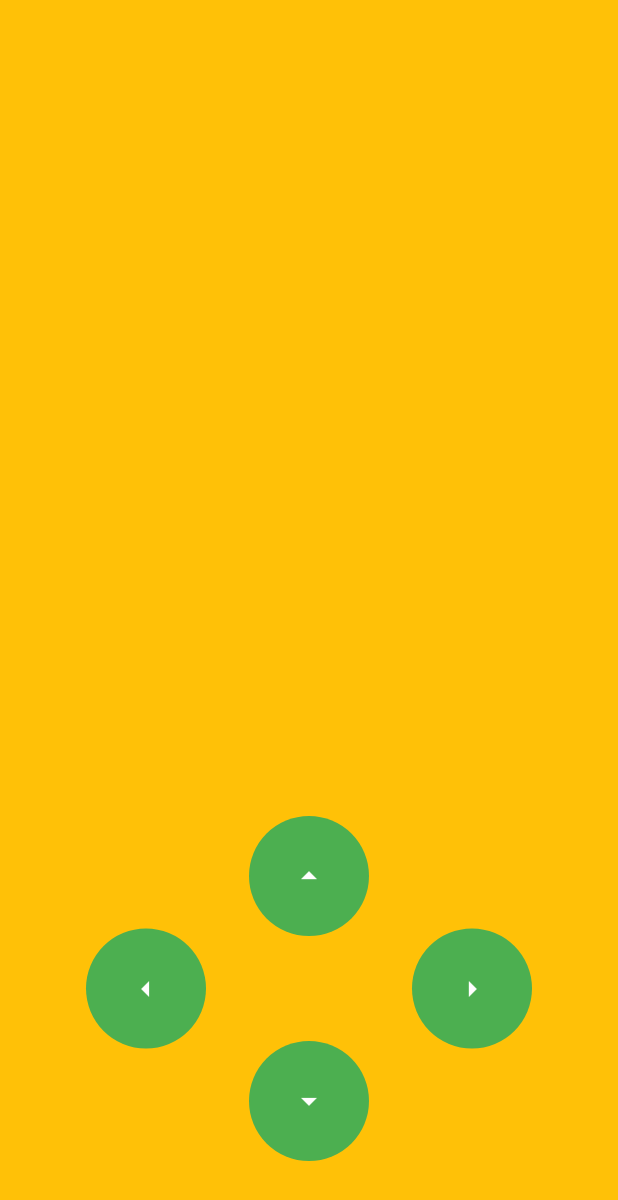
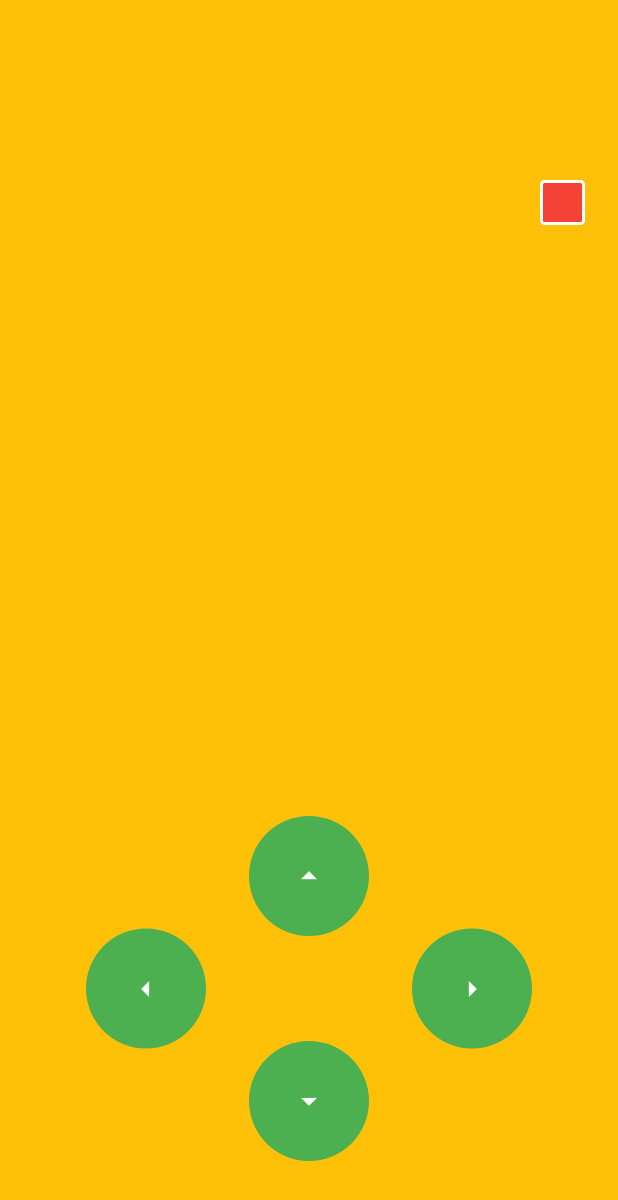
Before and after one commit to kalvinz61/flutter_snake, a Flutter app: the screen it shows after launch, on a phone screen of 412 x 824 dp. Shown: the top 1200 px of the screen. Run offline on Flutter 3.47's test engine with Material 2 defaults, Android fonts, the phone set to English and light mode, and no system bars.

Commit message:
Added food spawning Eating food adds to snake length

```diff
--- a/lib/control_button.dart
+++ b/lib/control_button.dart
@@ -15,7 +15,7 @@ class ControlButton extends StatelessWidget {
             child: FloatingActionButton(
                 backgroundColor: Colors.green,
                 elevation: 0,
-                onPressed: this.onPressed,
-                child: this.icon)));
+                onPressed: onPressed,
+                child: icon)));
   }
 }
--- a/lib/game.dart
+++ b/lib/game.dart
@@ -18,11 +18,18 @@ class _GamePageState extends State<GamePage> {
   int step = 30;
   //defualt length for snake
   int length = 5;
+  //food position
+  Offset? foodPosition;
+  int score = 0;
+  double speed = 1.0;
+  late Piece food;
   //list of snake piece postions
   List<Offset> positions = [];
   //default starting direction
   Direction direction = Direction.right;
   Timer? timer;
+  var foodColor = Colors.red;
+  var snakeColor = Colors.black;
 
   void changeSpeed() {
     if (timer != null && timer!.isActive) {
@@ -72,6 +79,7 @@ class _GamePageState extends State<GamePage> {
     return position;
   }
 
+  //draw snake
   void draw() {
     //if no pieces of snake then create random piece and add to positions
     if (positions.isEmpty) {
@@ -87,6 +95,26 @@ class _GamePageState extends State<GamePage> {
     }
     //move head of snake forward by getting next position from input.
     positions[0] = getNextPosition(positions[0]);
+  }
+
+  //draw food
+  void drawFood() {
+    //if fooPisition ==nul
+    foodPosition ??= getRandomPosition();
+
+    food = Piece(
+        posX: foodPosition?.dx.toInt(),
+        posY: foodPosition?.dy.toInt(),
+        size: step,
+        color: foodColor);
+
+    //eating food
+    if (positions[0] == foodPosition) {
+      length++;
+      score = score + 5;
+      speed += .25;
+      foodPosition = getRandomPosition();
+    }
   }
 
   Offset getNextPosition(Offset position) {
@@ -120,14 +148,16 @@ class _GamePageState extends State<GamePage> {
   List<Piece> getPieces() {
     final pieces = <Piece>[];
     draw();
-
+    drawFood();
     for (var i = 0; i < length; ++i) {
+      if (i >= positions.length) {
+        continue;
+      }
       pieces.add(Piece(
           posX: positions[i].dx.toInt(),
           posY: positions[i].dy.toInt(),
           size: step,
-        color: Colors.red,
-      ));
+          color: snakeColor));
     }
 
     return pieces;
@@ -151,7 +181,8 @@ class _GamePageState extends State<GamePage> {
       body: Container(
           color: Colors.amber,
           child: Stack(
-              children: [Stack(children: getPieces()), getControls()],
-            )));
+            children: [Stack(children: getPieces()), getControls(), food],
+          )),
+    );
   }
 }
```
Lines whose indentation alone changed are shown as unchanged.
